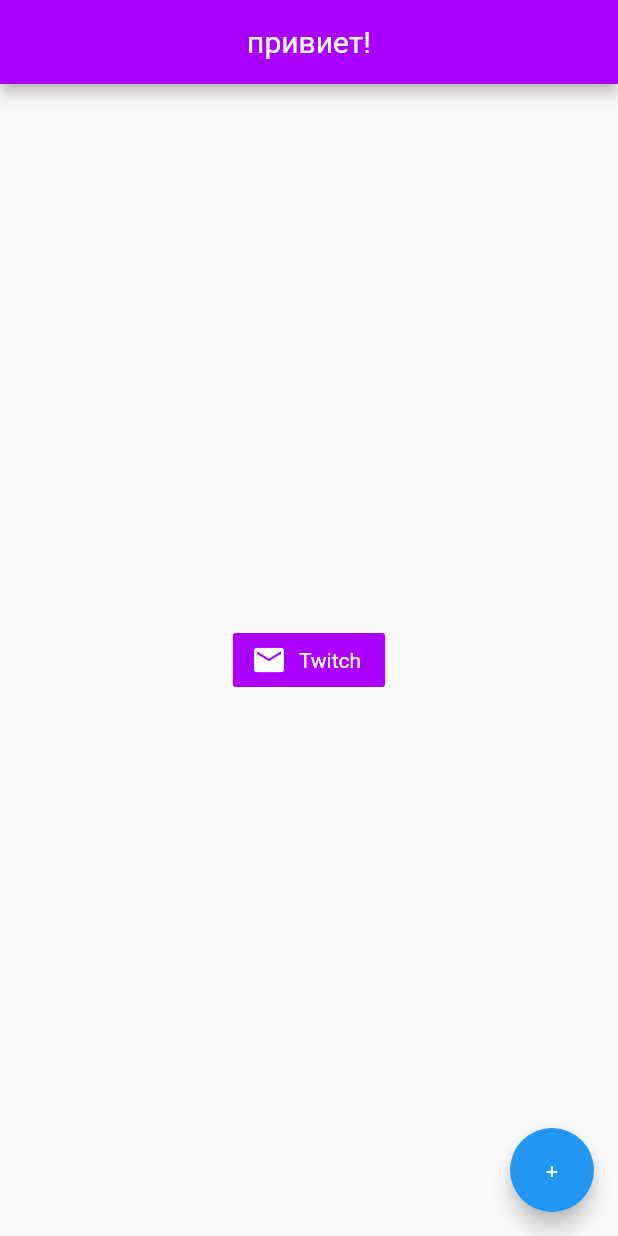
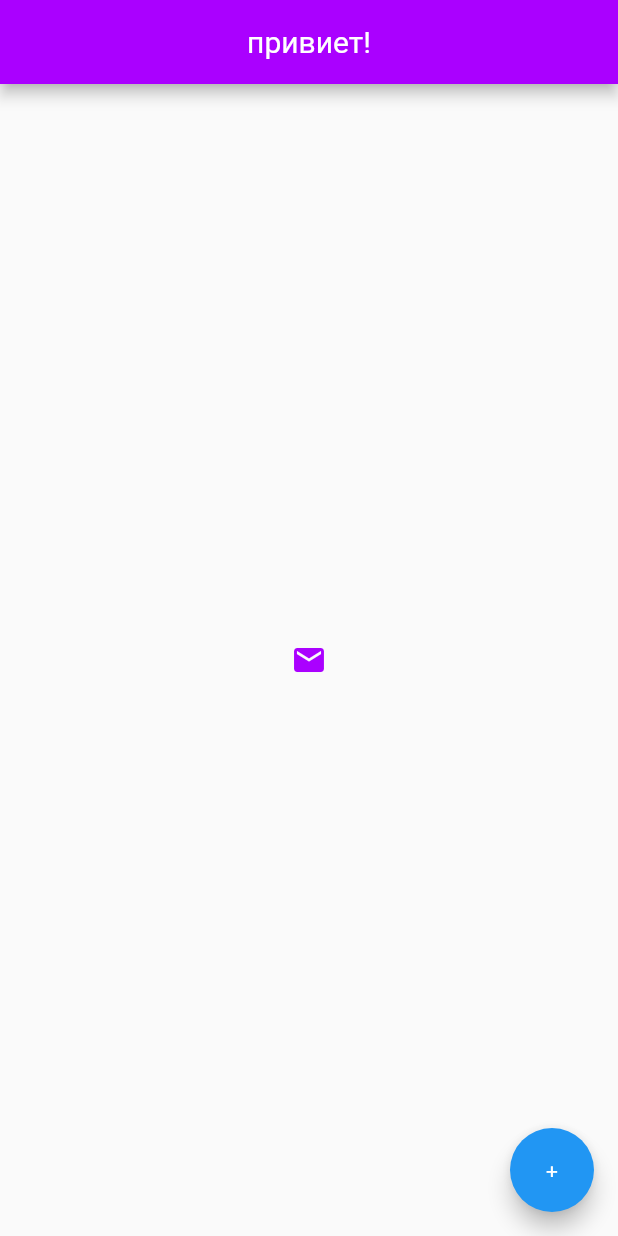
Before and after one commit to kuuga2000/flutterndart, a Flutter app: the screen it shows after launch, on a phone screen of 412 x 824 dp. Run offline on Flutter 3.47's test engine with Material 2 defaults, Android fonts, the phone set to English and light mode, and no system bars.

Commit message:
IconButton

```diff
--- a/lib/main.dart
+++ b/lib/main.dart
@@ -14,13 +14,11 @@ class Home extends StatelessWidget {
         backgroundColor: Colors.purpleAccent[700],
       ),
       body: Center(
-          child: FlatButton.icon(
+          child: IconButton(
             onPressed: () {
               print("Ты клик на Меня!");
             },
-            label: Text('Twitch'),
             color: Colors.purpleAccent[700],
-            textColor: Colors.white,
             icon: Icon(
                 Icons.mail
             )
```
